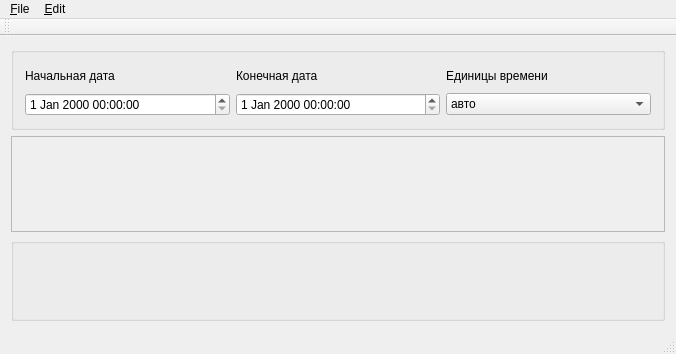
DarkHobbit/chronoline, file src/ChronoLineDemo/mainwindow.ui: the form before one commit.
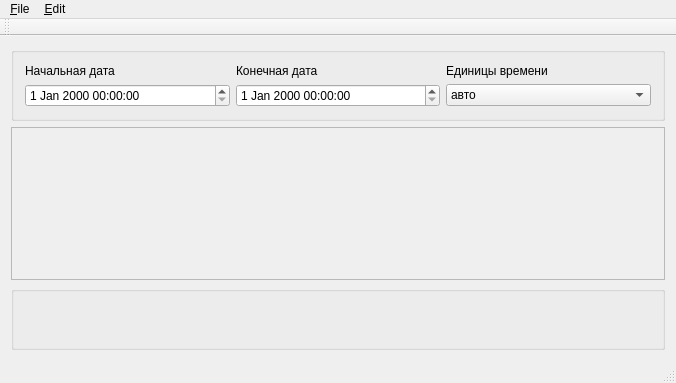
The form after the commit.

Commit message: Улучшено изменение размера главной формы, добавлены заглушки для ещё двух пунктов меню

Diff of the .ui file:
```diff
--- a/src/ChronoLineDemo/mainwindow.ui
+++ b/src/ChronoLineDemo/mainwindow.ui
@@ -7,7 +7,7 @@
     <x>0</x>
     <y>0</y>
     <width>676</width>
-    <height>354</height>
+    <height>383</height>
    </rect>
   </property>
   <property name="windowTitle">
@@ -17,6 +17,12 @@
    <layout class="QVBoxLayout" name="verticalLayout">
     <item>
      <widget class="QGroupBox" name="gbTop">
+      <property name="sizePolicy">
+       <sizepolicy hsizetype="Preferred" vsizetype="Fixed">
+        <horstretch>0</horstretch>
+        <verstretch>0</verstretch>
+       </sizepolicy>
+      </property>
       <property name="minimumSize">
        <size>
         <width>0</width>
@@ -115,6 +121,12 @@
     </item>
     <item>
      <widget class="QGroupBox" name="gbBottom">
+      <property name="sizePolicy">
+       <sizepolicy hsizetype="Preferred" vsizetype="Fixed">
+        <horstretch>0</horstretch>
+        <verstretch>0</verstretch>
+       </sizepolicy>
+      </property>
       <property name="minimumSize">
        <size>
         <width>0</width>
```
Left out of the diff: 16 changed lines with no effect on the pictures.
